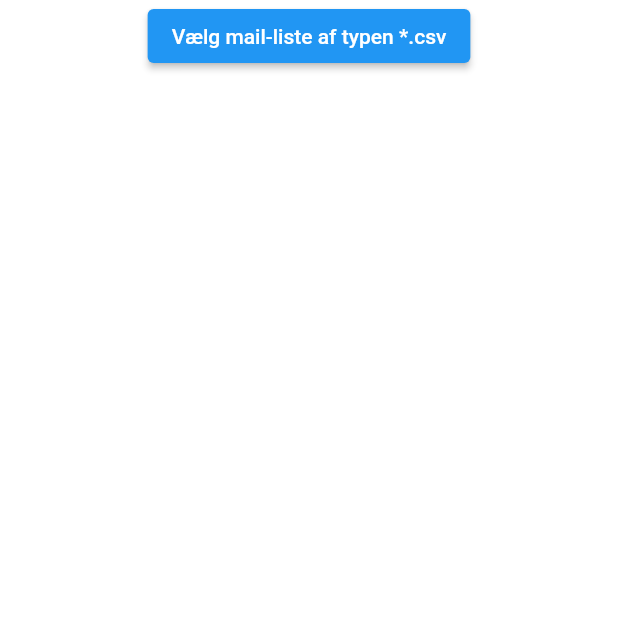
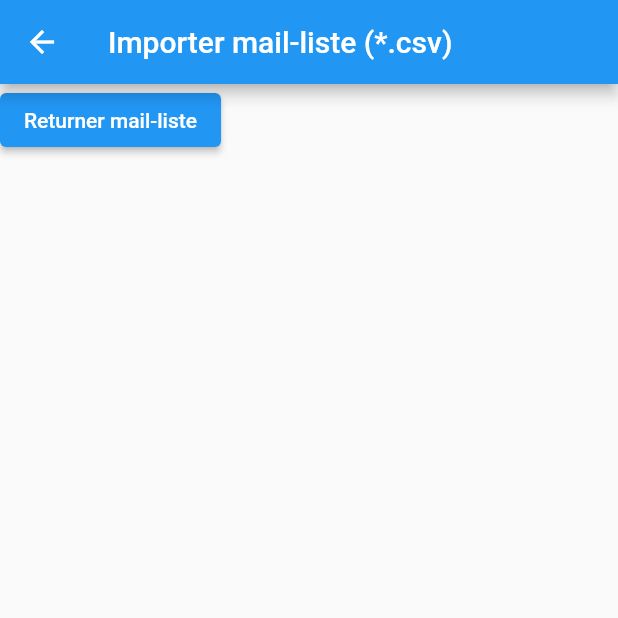
Before and after one commit to davidlamhauge/b7, a Flutter app: the GetMailList screen opened directly with empty values, after a tap on "Importer mail-liste", on a phone screen of 412 x 824 dp, the top half of it. Run offline on Flutter 3.47's test engine with Material 2 defaults, Android fonts, the light colour scheme and no system bars; our stand-ins replace file_picker; missing offline and left inert: flutter_osm_plugin.

Commit message:
Import csv-files and get maillist works.

```diff
--- a/lib/send/get_mail_list.dart
+++ b/lib/send/get_mail_list.dart
@@ -1,3 +1,4 @@
+import 'package:b7/send/get_saved_mail_list.dart';
 import 'package:flutter/material.dart';
 import 'package:b7/send/import_mail_list.dart';
 
@@ -12,42 +13,37 @@ class GetMailList extends StatefulWidget {
 }
 
 class _GetMailListState extends State<GetMailList> {
-
   bool mailListChosen = false;
   int chosen = 0;
+  String mailListe = '';
 
-  Future<Widget> _setChosen(int i) async {
+  Future<String> _setChosen(int i) async {
     switch (i) {
       case 1: // importer mail-liste fra filsystem
-      final mailListAsString = await Navigator.push(context, MaterialPageRoute(builder: (context) => const ImportMailList()));
-      print('Mailliste: ${mailListAsString.toString()}');
-      return mailListAsString;
+        final result = await Navigator.push(context,
+            MaterialPageRoute(builder: (context) => const ImportMailList()));
+        mailListe = result.toString();
+        print('Mailliste retur: ${result.toString()}');
+        return result;
       case 2: // hent tidligere oprettet csv-fil i Document-directory
-        return const Column(
-          children: [
-            Text('Nr 2'),
-          ],
-        );
+        return 'txt';
       case 3: // opret ny csv-fil der gemmes til Document-directory
-        return const Column(
-          children: [
-            Text('Nr 3'),
-          ],
-        );
+        return 'txt';
       case 4: // Skriv emailadresse, og send til en ad gangen
-        return const Column(
-          children: [
-            Text('Nr 4'),
-          ],
-        );
+        return 'txt';
       default:
-        return const Text('Hmm. Noget gik galt!');
-
+        return 'ERROR';
     }
   }
 
   void _setChosenNumber(int i) {
     chosen = i;
+  }
+
+  void _updateMaillist(String txt) {
+    setState(() {
+      mailListe = txt;
+    });
   }
 
   void _setMailListChosen() {
@@ -81,22 +77,23 @@ class _GetMailListState extends State<GetMailList> {
                 : Column(
                     children: [
                       ElevatedButton(
-                        onPressed: () {
-                          _setMailListChosen();
-                          _setChosen(1);
-                          const SingleChildScrollView(
-                            child: Text('Importer'),
-                          );
+                        onPressed: () async {
+                          final result = await Navigator.push(context,
+                              MaterialPageRoute(builder: (context) => const ImportMailList()));
+                          _updateMaillist(result.toString());
+                          print('Mailliste returneret: $mailListe');
                         },
                         child: const Text('Importer mail-liste'),
                       ),
                       const SizedBox(height: 10),
                       ElevatedButton(
-                        onPressed: () {
-                          _setMailListChosen();
-                          _setChosenNumber(2);
+                        onPressed: () async {
+                          final result = await Navigator.push(context,
+                              MaterialPageRoute(builder: (context) => const GetSavedMailList()));
+                          _updateMaillist(result.toString());
+                          print('Gemt Mailliste returneret: $mailListe');
                         },
-                        child: const Text('Hent tidligere oprettet mail-liste'),
+                        child: const Text('Hent oprettet/importeret mail-liste'),
                       ),
                       const SizedBox(height: 10),
                       ElevatedButton(
--- a/lib/send/import_mail_list.dart
+++ b/lib/send/import_mail_list.dart
@@ -4,13 +4,8 @@ import 'package:path_provider/path_provider.dart';
 import 'package:b7/helper_classes.dart';
 import 'dart:io';
 
-/*
-      case 1: // importer og returnerer mail-liste fra filsystem som String
-      case 2: // hent tidligere oprettet csv-fil i Document-directory
-      case 3: // opret ny csv-fil der gemmes til Document-directory
-      case 4: // Skriv emailadresse, og send til en ad gangen
- */
-// case 1: importer og returnerer mail-liste fra filsystem som String
+
+// importer og returnerer mail-liste fra filsystem som String
 
 class ImportMailList extends StatefulWidget {
   const ImportMailList({super.key});
@@ -20,50 +15,61 @@ class ImportMailList extends StatefulWidget {
 }
 
 class _ImportMailListState extends State<ImportMailList> {
-  String directory = '';
   String returnString = ''; // String to return
-  List fil = [];
 
-  // Make New Function
-  void _listofFiles() async {
-    Directory directory = await getApplicationDocumentsDirectory();
-    setState(() {
-      fil = directory.listSync();
-    });
+  void _setReturnString(String s) {
+      returnString = s;
   }
 
-  Future<String> returnCsvContent() async {
+  Future<File> _saveToAppDir(PlatformFile file) async {
+    final appDir = await getApplicationDocumentsDirectory();
+    final cacheFile = File('${appDir.path}/${file.name}');
+    return File(file.path!).copy(cacheFile.path);
+  }
+
+  void getCsvContent() async {
     final pickedFile = await FilePicker.platform.pickFiles(
       allowMultiple: false,
       type: FileType.custom,
       allowedExtensions: ['csv'],
+      initialDirectory: getApplicationDocumentsDirectory().toString(),
     );
     if (pickedFile != null) {
-      print('Mailliste før return: ${pickedFile.names.first.toString()}');
-      return pickedFile.names.first.toString();
+      final file = pickedFile.files.first;
+      final newFile = await _saveToAppDir(file);
+      print('newFile: ${newFile.path}');
+      String txt = await newFile.readAsString();
+      print('Mailliste før return: ${txt.toString()}');
+      _setReturnString(txt);
+      FilePickerStatus.done;
+    } else {
+      returnString = 'error';
+      FilePickerStatus.done;
     }
-    return 'error';
   }
 
   @override
   void initState() {
     // TODO: implement initState
     super.initState();
-    _listofFiles();
+    getCsvContent();
   }
 
   @override
   Widget build(BuildContext context) {
-    return Column(
-      children: [
-        ElevatedButton(
-          onPressed: ()  {
-            returnCsvContent();
-            Navigator.pop(context, returnString);
-          },
-          child: const Text('Vælg mail-liste af typen *.csv'),
-        ),
-      ],
+    return Scaffold(
+      appBar: AppBar(
+        title: const Text('Importer mail-liste (*.csv)'),
+      ),
+      body: Column(
+        children: [
+          ElevatedButton(
+            onPressed: () =>
+              Navigator.of(context).pop(returnString),
+            child: const Text('Returner mail-liste'),
+          ),
+        ],
+      ),
     );
   }
 }
```
Also changed, not shown: lib/send/get_saved_mail_list.dart (added, +74 -0 lines).
